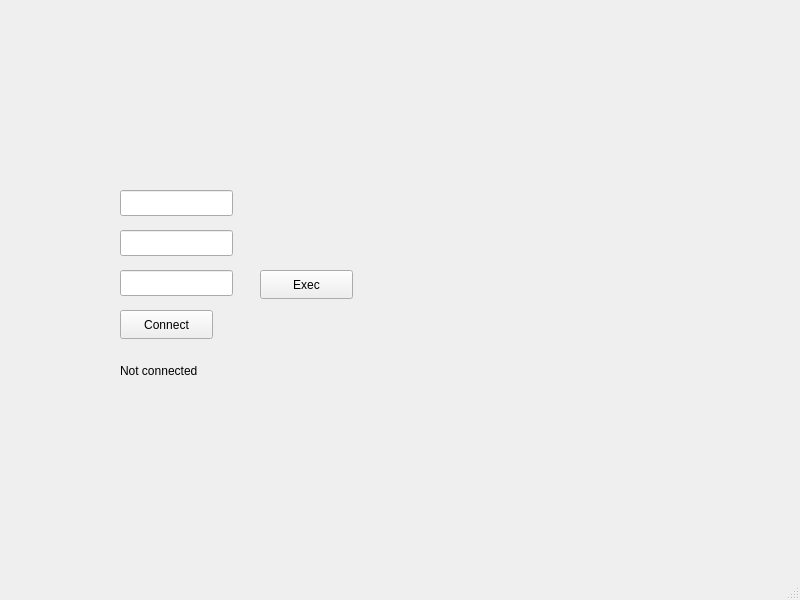
The window that echoClient/mainwindow.ui (2eFoLt/title-template) describes before a commit, drawn with Qt 5.
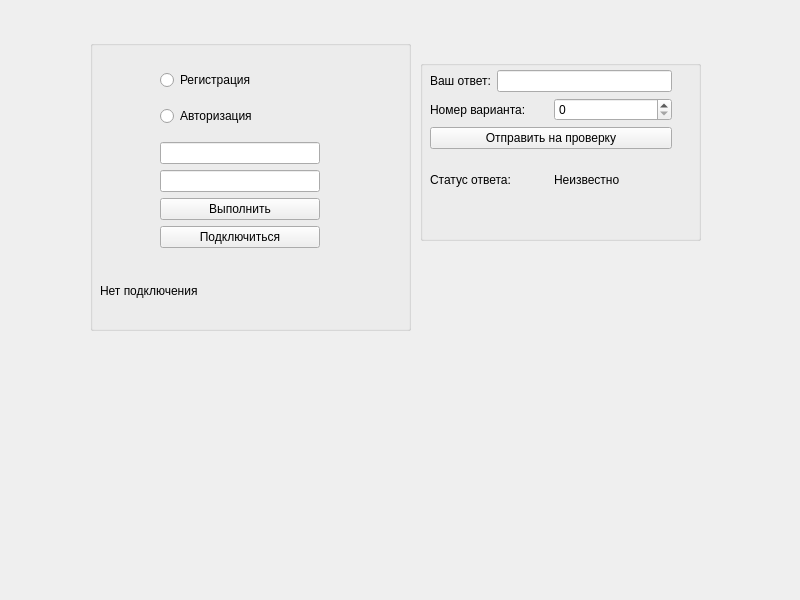
The same window after the commit.

Commit message: ui-upd+task-tail

What changed in the file:
```diff
--- a/echoClient/mainwindow.ui
+++ b/echoClient/mainwindow.ui
@@ -11,90 +11,187 @@
    </rect>
   </property>
   <property name="windowTitle">
-   <string>MainWindow</string>
+   <string>Title-template</string>
   </property>
   <widget class="QWidget" name="centralwidget">
-   <widget class="QLineEdit" name="loginLine">
+   <widget class="QGroupBox" name="connectBox">
     <property name="geometry">
      <rect>
-      <x>120</x>
-      <y>230</y>
-      <width>113</width>
-      <height>26</height>
+      <x>90</x>
+      <y>40</y>
+      <width>321</width>
+      <height>291</height>
      </rect>
     </property>
-   </widget>
-   <widget class="QLineEdit" name="pswdLine">
-    <property name="geometry">
-     <rect>
-      <x>120</x>
-      <y>270</y>
-      <width>113</width>
-      <height>26</height>
-     </rect>
+    <property name="title">
+     <string/>
     </property>
+    <widget class="QLabel" name="connectionStatus">
+     <property name="geometry">
+      <rect>
+       <x>10</x>
+       <y>220</y>
+       <width>361</width>
+       <height>61</height>
+      </rect>
+     </property>
+     <property name="text">
+      <string>Нет подключения</string>
+     </property>
+    </widget>
+    <widget class="QWidget" name="">
+     <property name="geometry">
+      <rect>
+       <x>70</x>
+       <y>20</y>
+       <width>160</width>
+       <height>199</height>
+      </rect>
+     </property>
+     <layout class="QVBoxLayout" name="verticalLayout_5">
+      <item>
+       <widget class="QRadioButton" name="regButton">
+        <property name="mouseTracking">
+         <bool>false</bool>
+        </property>
+        <property name="text">
+         <string>Регистрация</string>
+        </property>
+       </widget>
+      </item>
+      <item>
+       <widget class="QRadioButton" name="authButton">
+        <property name="mouseTracking">
+         <bool>false</bool>
+        </property>
+        <property name="text">
+         <string>Авторизация</string>
+        </property>
+       </widget>
+      </item>
+      <item>
+       <layout class="QVBoxLayout" name="verticalLayout_4">
+        <item>
+         <layout class="QVBoxLayout" name="verticalLayout_3">
+          <item>
+           <widget class="QLineEdit" name="loginLine"/>
+          </item>
+          <item>
+           <widget class="QLineEdit" name="pswdLine"/>
+          </item>
+          <item>
+           <widget class="QPushButton" name="execButton">
+            <property name="text">
+             <string>Выполнить</string>
+            </property>
+           </widget>
+          </item>
+         </layout>
+        </item>
+        <item>
+         <widget class="QPushButton" name="connectButton">
+          <property name="text">
+           <string>Подключиться</string>
+          </property>
+         </widget>
+        </item>
+       </layout>
+      </item>
+     </layout>
+    </widget>
    </widget>
-   <widget class="QPushButton" name="connectButton">
+   <widget class="QGroupBox" name="answerBox">
     <property name="geometry">
      <rect>
-      <x>120</x>
-      <y>310</y>
-      <width>93</width>
-      <height>29</height>
+      <x>420</x>
+      <y>60</y>
+      <width>281</width>
+      <height>181</height>
      </rect>
     </property>
-    <property name="text">
-     <string>Connect</string>
+    <property name="title">
+     <string/>
     </property>
-   </widget>
-   <widget class="QLabel" name="connectionStatus">
-    <property name="geometry">
-     <rect>
-      <x>120</x>
-      <y>340</y>
-      <width>131</width>
-      <height>61</height>
-     </rect>
-    </property>
-    <property name="text">
-     <string>Not connected</string>
-    </property>
-   </widget>
-   <widget class="QLineEdit" name="funcLine">
-    <property name="geometry">
-     <rect>
-      <x>120</x>
-      <y>190</y>
-      <width>113</width>
-      <height>26</height>
-     </rect>
-    </property>
-   </widget>
-   <widget class="QPushButton" name="execButton">
-    <property name="geometry">
-     <rect>
-      <x>260</x>
-      <y>270</y>
-      <width>93</width>
-      <height>29</height>
-     </rect>
-    </property>
-    <property name="text">
-     <string>Exec</string>
-    </property>
+    <widget class="QWidget" name="">
+     <property name="geometry">
+      <rect>
+       <x>10</x>
+       <y>10</y>
+       <width>242</width>
+       <height>134</height>
+      </rect>
+     </property>
+     <layout class="QVBoxLayout" name="verticalLayout_6">
+      <item>
+       <layout class="QVBoxLayout" name="verticalLayout_2">
+        <item>
+         <layout class="QVBoxLayout" name="verticalLayout">
+          <item>
+           <layout class="QHBoxLayout" name="horizontalLayout_2">
+            <item>
+             <widget class="QLabel" name="label_2">
+              <property name="text">
+               <string>Ваш ответ:</string>
+              </property>
+             </widget>
+            </item>
+            <item>
+             <widget class="QLineEdit" name="taskLine"/>
+            </item>
+           </layout>
+          </item>
+          <item>
+           <layout class="QHBoxLayout" name="horizontalLayout">
+            <item>
+             <widget class="QLabel" name="label">
+              <property name="text">
+               <string>Номер варианта:</string>
+              </property>
+             </widget>
+            </item>
+            <item>
+             <widget class="QSpinBox" name="spinBox"/>
+            </item>
+           </layout>
+          </item>
+         </layout>
+        </item>
+        <item>
+         <widget class="QPushButton" name="sendTaskButton">
+          <property name="text">
+           <string>Отправить на проверку</string>
+          </property>
+         </widget>
+        </item>
+       </layout>
+      </item>
+      <item>
+       <layout class="QHBoxLayout" name="horizontalLayout_3">
+        <item>
+         <widget class="QLabel" name="labelAnswerStatus">
+          <property name="text">
+           <string>Статус ответа:</string>
+          </property>
+         </widget>
+        </item>
+        <item>
+         <widget class="QLabel" name="answerStatusLabel">
+          <property name="text">
+           <string>Неизвестно</string>
+          </property>
+         </widget>
+        </item>
+       </layout>
+      </item>
+     </layout>
+    </widget>
    </widget>
   </widget>
-  <widget class="QMenuBar" name="menubar">
-   <property name="geometry">
-    <rect>
-     <x>0</x>
-     <y>0</y>
-     <width>800</width>
-     <height>26</height>
-    </rect>
+  <action name="action">
+   <property name="text">
+    <string>Авторизация</string>
    </property>
-  </widget>
-  <widget class="QStatusBar" name="statusbar"/>
+  </action>
  </widget>
  <resources/>
  <connections/>
```
The commit also changes 2 other files.
